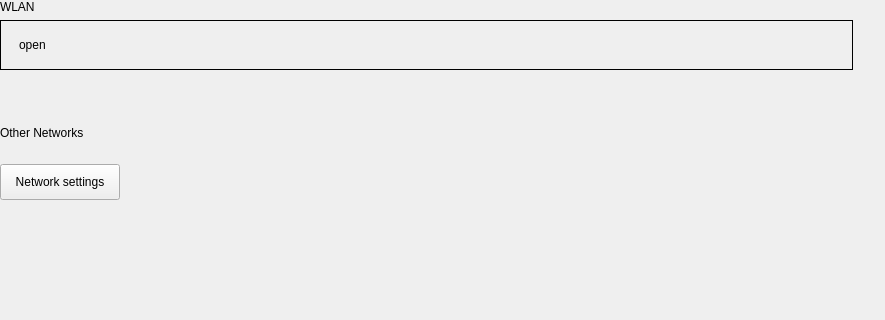
First picture: the form in plugins/network/wlanconnect/wlanconnect.ui, repository ukui/ukui-control-center, before the edit; both pictures show x 0 to 885 and y 0 to 320 of the 885 by 716 pixel window.
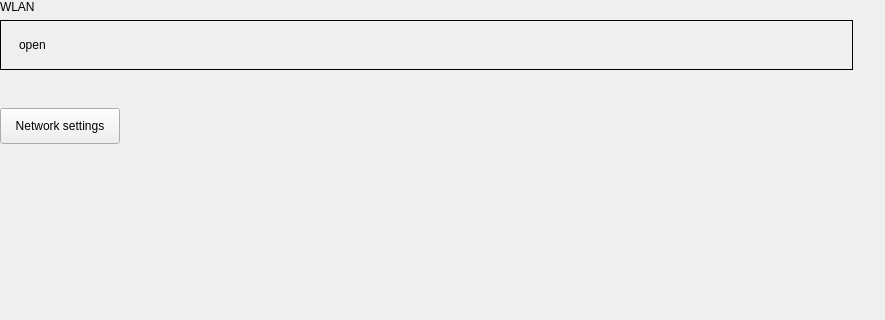
Second picture: the form after the edit. Custom widgets are drawn as their Qt base class.

Diff of the .ui file:
```diff
--- a/plugins/network/wlanconnect/wlanconnect.ui
+++ b/plugins/network/wlanconnect/wlanconnect.ui
@@ -13,7 +13,7 @@
   <property name="windowTitle">
    <string>WlanConnect</string>
   </property>
-  <layout class="QVBoxLayout" name="verticalLayout_3" stretch="0,0,0,0,0,0">
+  <layout class="QVBoxLayout" name="verticalLayout_3" stretch="0,0,0,0,0">
    <property name="leftMargin">
     <number>0</number>
    </property>
@@ -128,69 +128,6 @@
      </property>
     </spacer>
    </item>
-   <item>
-    <widget class="QWidget" name="widget" native="true">
-     <property name="minimumSize">
-      <size>
-       <width>0</width>
-       <height>50</height>
-      </size>
-     </property>
-     <property name="maximumSize">
-      <size>
-       <width>16777215</width>
-       <height>50</height>
-      </size>
-     </property>
-     <layout class="QHBoxLayout" name="horizontalLayout_11">
-      <property name="leftMargin">
-       <number>0</number>
-      </property>
-      <property name="topMargin">
-       <number>0</number>
-      </property>
-      <property name="rightMargin">
-       <number>0</number>
-      </property>
-      <property name="bottomMargin">
-       <number>0</number>
-      </property>
-      <item>
-       <layout class="QHBoxLayout" name="horizontalLayout_12">
-        <item>
-         <widget class="TitleLabel" name="title2Label_3">
-          <property name="sizePolicy">
-           <sizepolicy hsizetype="Fixed" vsizetype="Fixed">
-            <horstretch>0</horstretch>
-            <verstretch>0</verstretch>
-           </sizepolicy>
-          </property>
-          <property name="text">
-           <string>Other Networks</string>
-          </property>
-          <property name="scaledContents">
-           <bool>true</bool>
-          </property>
-         </widget>
-        </item>
-        <item>
-         <spacer name="horizontalSpacer_9">
-          <property name="orientation">
-           <enum>Qt::Horizontal</enum>
-          </property>
-          <property name="sizeHint" stdset="0">
-           <size>
-            <width>40</width>
-            <height>20</height>
-           </size>
-          </property>
-         </spacer>
-        </item>
-       </layout>
-      </item>
-     </layout>
-    </widget>
-   </item>
    <item>
     <layout class="QVBoxLayout" name="verticalLayout_4">
      <item>
```
Left out of the diff: 4 changed lines with no effect on the pictures.
